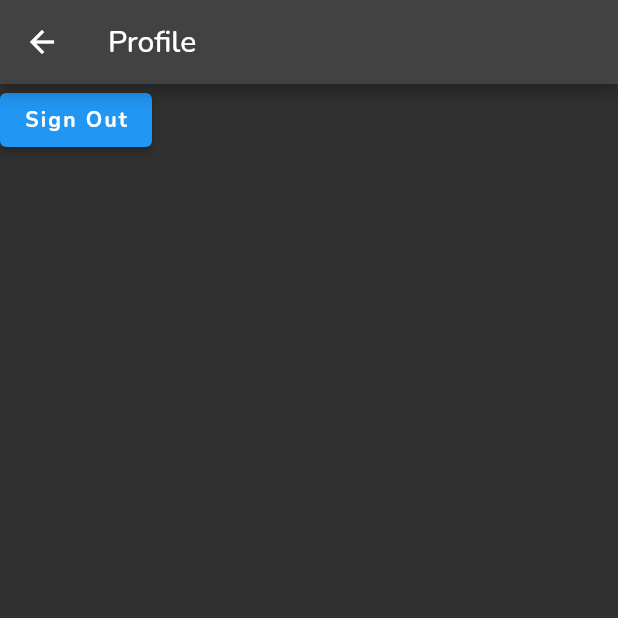
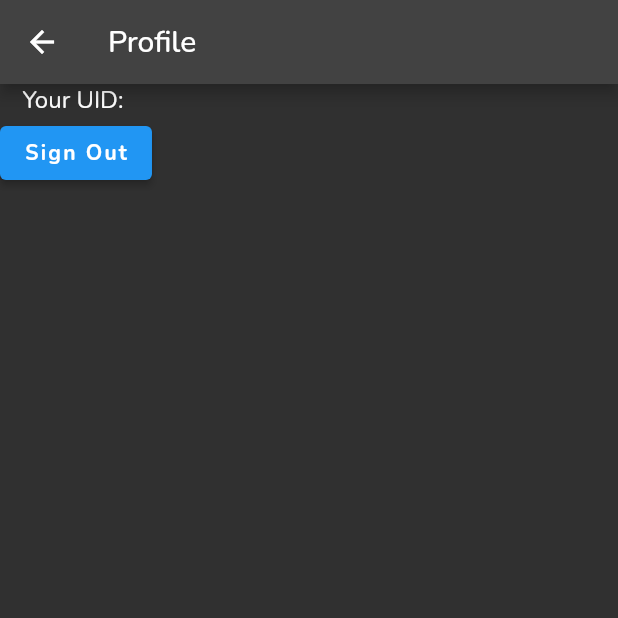
Before and after one commit to Lab-Brat/gentoo_update_flutter, a Flutter app: the screen it shows once a user with an empty profile is signed in, item 3 of the bottom bar chosen, on a phone screen of 412 x 824 dp, the top half of it. Run offline on Flutter 3.47's test engine with Material 2 defaults, Android fonts, the light colour scheme and no system bars; our stand-ins replace firebase_auth, firebase_core, font_awesome_flutter, google_fonts; accounts and stored records are empty; network calls fail.

Commit message:
add uid to profile view

```diff
--- a/lib/profile/profile.dart
+++ b/lib/profile/profile.dart
@@ -10,13 +10,18 @@ class ProfileScreen extends StatelessWidget {
       appBar: AppBar(
         title: const Text('Profile'),
       ),
-      body: ElevatedButton(
+      body: Column(
+        children: [
+          Text("Your UID: ${AuthService.uid}"),
+          ElevatedButton(
               child: const Text('Sign Out'),
               onPressed: () async {
                 await AuthService().signOut();
                 Navigator.of(context)
                     .pushNamedAndRemoveUntil('/', (route) => false);
               }),
+        ],
+      ),
     );
   }
 }
--- a/lib/services/auth.dart
+++ b/lib/services/auth.dart
@@ -2,7 +2,8 @@ import 'package:firebase_auth/firebase_auth.dart';
 
 class AuthService {
   final userStream = FirebaseAuth.instance.authStateChanges();
-  final user = FirebaseAuth.instance.currentUser;
+  static User? user = FirebaseAuth.instance.currentUser;
+  static String uid = _getUID(user);
 
   Future<void> anonLogin() async {
     try {
@@ -16,3 +17,12 @@ class AuthService {
     await FirebaseAuth.instance.signOut();
   }
 }
+
+String _getUID(User? user) {
+  if (user != null) {
+    return user.uid;
+  } else {
+    String err = "TOKEN_NOT_FOUND";
+    return err;
+  }
+}
--- a/pubspec.yaml
+++ b/pubspec.yaml
@@ -41,6 +41,7 @@ dependencies:
   firebase_auth: ^4.7.2
   google_sign_in: ^6.1.4
   crypto: ^3.0.3
+  cloud_firestore: ^4.8.4
 
 dev_dependencies:
   flutter_test:
```
Also changed, not shown: pubspec.lock, 1 other file. Lines whose indentation alone changed are shown as unchanged.
